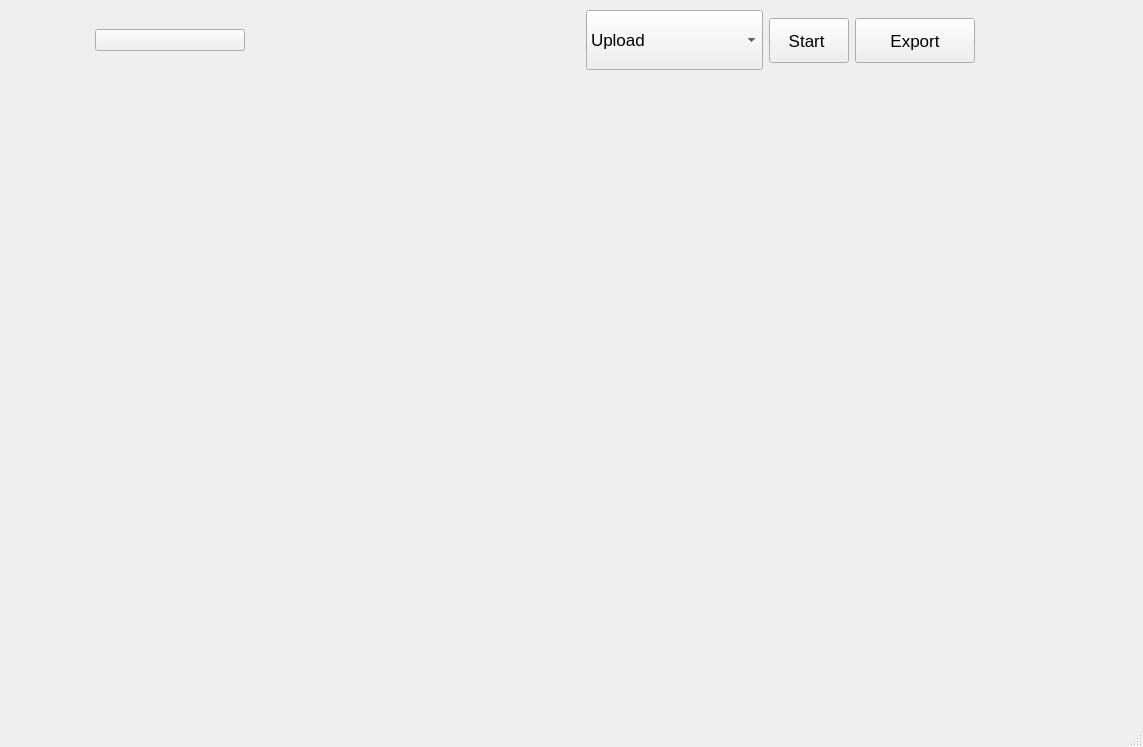
The window that ui/main.ui (gasa338/tldSEO) describes before a commit, drawn with Qt 5.
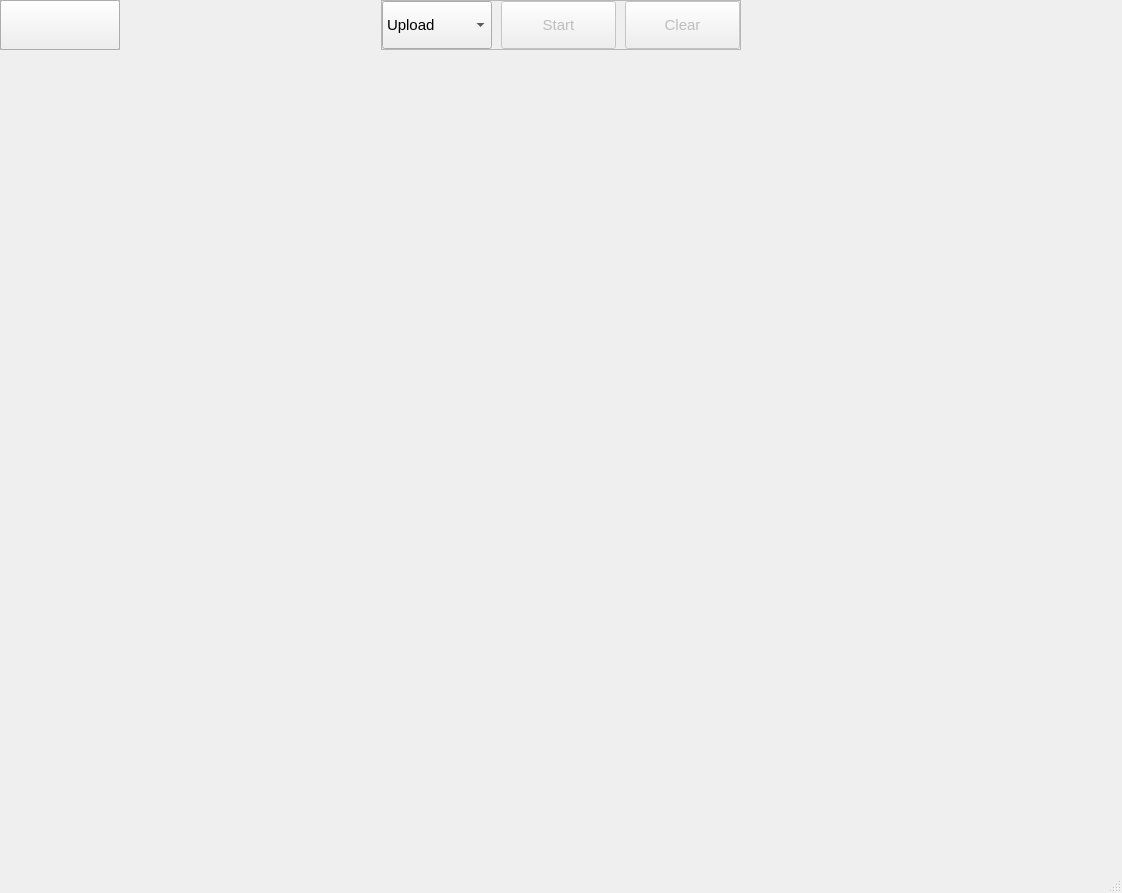
The same window after the commit. Icons and pictures are not drawn.

Diff of the .ui file:
```diff
--- a/ui/main.ui
+++ b/ui/main.ui
@@ -6,122 +6,116 @@
    <rect>
     <x>0</x>
     <y>0</y>
-    <width>1143</width>
-    <height>747</height>
+    <width>1122</width>
+    <height>893</height>
    </rect>
   </property>
   <property name="windowTitle">
    <string>MainWindow</string>
   </property>
   <widget class="QWidget" name="centralwidget">
-   <widget class="QWidget" name="navigationLogo" native="true">
-    <property name="geometry">
-     <rect>
-      <x>10</x>
-      <y>10</y>
-      <width>320</width>
-      <height>60</height>
-     </rect>
+   <layout class="QGridLayout" name="gridLayout">
+    <property name="leftMargin">
+     <number>0</number>
     </property>
-    <property name="minimumSize">
-     <size>
-      <width>0</width>
-      <height>60</height>
-     </size>
+    <property name="topMargin">
+     <number>0</number>
     </property>
-    <property name="maximumSize">
-     <size>
-      <width>320</width>
-      <height>60</height>
-     </size>
+    <property name="rightMargin">
+     <number>0</number>
     </property>
-    <layout class="QGridLayout" name="gridLayout_2">
+    <property name="bottomMargin">
+     <number>0</number>
+    </property>
+    <property name="spacing">
+     <number>0</number>
+    </property>
      <item row="0" column="0">
-      <widget class="QPushButton" name="logo">
+     <widget class="QWidget" name="widget" native="true">
        <property name="maximumSize">
         <size>
-         <width>150</width>
-         <height>16777215</height>
-        </size>
-       </property>
-       <property name="text">
-        <string/>
-       </property>
-       <property name="icon">
-        <iconset resource="icon_qrc.qrc">
-         <normaloff>:/tld/icon/logo.png</normaloff>:/tld/icon/logo.png</iconset>
+        <width>16777215</width>
+        <height>50</height>
+       </size>
+      </property>
+      <property name="inputMethodHints">
+       <set>Qt::ImhNone</set>
+      </property>
+      <layout class="QGridLayout" name="gridLayout_2">
+       <property name="leftMargin">
+        <number>0</number>
        </property>
-       <property name="iconSize">
-        <size>
-         <width>320</width>
-         <height>60</height>
-        </size>
+       <property name="topMargin">
+        <number>0</number>
        </property>
-      </widget>
-     </item>
-    </layout>
-   </widget>
-   <widget class="QWidget" name="widget_2" native="true">
-    <property name="geometry">
-     <rect>
-      <x>9</x>
-      <y>602</y>
-      <width>1027</width>
-      <height>16</height>
-     </rect>
-    </property>
-    <property name="autoFillBackground">
-     <bool>false</bool>
-    </property>
-   </widget>
-   <widget class="QWidget" name="navigationAction" native="true">
-    <property name="enabled">
-     <bool>true</bool>
-    </property>
-    <property name="geometry">
-     <rect>
-      <x>586</x>
-      <y>9</y>
-      <width>389</width>
-      <height>63</height>
-     </rect>
-    </property>
+       <property name="rightMargin">
+        <number>0</number>
+       </property>
+       <property name="bottomMargin">
+        <number>0</number>
+       </property>
+       <property name="spacing">
+        <number>0</number>
+       </property>
+       <item row="0" column="2" alignment="Qt::AlignHCenter|Qt::AlignTop">
+        <widget class="QFrame" name="frame_2">
     <property name="sizePolicy">
-     <sizepolicy hsizetype="Expanding" vsizetype="Expanding">
+          <sizepolicy hsizetype="Maximum" vsizetype="Expanding">
       <horstretch>0</horstretch>
       <verstretch>0</verstretch>
      </sizepolicy>
     </property>
     <property name="minimumSize">
      <size>
-      <width>30</width>
-      <height>60</height>
-     </size>
-    </property>
-    <property name="maximumSize">
-     <size>
-      <width>450</width>
-      <height>16777215</height>
-     </size>
+           <width>360</width>
+           <height>50</height>
+          </size>
+         </property>
+         <property name="frameShape">
+          <enum>QFrame::StyledPanel</enum>
+         </property>
+         <property name="frameShadow">
+          <enum>QFrame::Raised</enum>
     </property>
     <layout class="QHBoxLayout" name="horizontalLayout">
+          <property name="spacing">
+           <number>9</number>
+          </property>
+          <property name="leftMargin">
+           <number>0</number>
+          </property>
+          <property name="topMargin">
+           <number>0</number>
+          </property>
+          <property name="rightMargin">
+           <number>0</number>
+          </property>
+          <property name="bottomMargin">
+           <number>0</number>
+          </property>
      <item>
       <widget class="QComboBox" name="comboBox">
        <property name="sizePolicy">
-        <sizepolicy hsizetype="Maximum" vsizetype="Fixed">
+             <sizepolicy hsizetype="Expanding" vsizetype="Expanding">
          <horstretch>0</horstretch>
          <verstretch>0</verstretch>
         </sizepolicy>
        </property>
+            <property name="minimumSize">
+             <size>
+              <width>90</width>
+              <height>30</height>
+             </size>
+            </property>
        <property name="maximumSize">
         <size>
-         <width>16777215</width>
-         <height>60</height>
+              <width>110</width>
+              <height>50</height>
         </size>
        </property>
        <property name="font">
         <font>
-         <pointsize>13</pointsize>
+              <pointsize>11</pointsize>
         </font>
        </property>
        <property name="iconSize">
@@ -136,121 +130,259 @@
         </property>
         <property name="icon">
          <iconset resource="icon_qrc.qrc">
-          <normaloff>:/tld/icon/upload.svg</normaloff>:/tld/icon/upload.svg</iconset>
+               <normaloff>:/tld/icon/upload-cloud.svg</normaloff>:/tld/icon/upload-cloud.svg</iconset>
         </property>
        </item>
        <item>
         <property name="text">
-         <string>Enter Sitemap URL</string>
-        </property>
-        <property name="icon">
-         <iconset resource="icon_qrc.qrc">
-          <normaloff>:/tld/icon/link-2.svg</normaloff>:/tld/icon/link-2.svg</iconset>
-        </property>
-       </item>
-       <item>
-        <property name="text">
-         <string>Enter Gustom Links</string>
-        </property>
-        <property name="icon">
-         <iconset resource="icon_qrc.qrc">
-          <normaloff>:/tld/icon/external-link.svg</normaloff>:/tld/icon/external-link.svg</iconset>
-        </property>
-       </item>
-       <item>
-        <property name="text">
-         <string>Import From Excel</string>
+              <string>Excel Import</string>
         </property>
         <property name="icon">
          <iconset resource="icon_qrc.qrc">
           <normaloff>:/tld/icon/file-text.svg</normaloff>:/tld/icon/file-text.svg</iconset>
         </property>
        </item>
-      </widget>
-     </item>
      <item>
-      <widget class="QPushButton" name="pushButton">
-       <property name="sizePolicy">
-        <sizepolicy hsizetype="Maximum" vsizetype="Fixed">
-         <horstretch>0</horstretch>
-         <verstretch>0</verstretch>
-        </sizepolicy>
-       </property>
-       <property name="minimumSize">
-        <size>
-         <width>0</width>
-         <height>45</height>
-        </size>
-       </property>
-       <property name="font">
-        <font>
-         <pointsize>13</pointsize>
-        </font>
-       </property>
+             <property name="text">
+              <string>Enter Custom link</string>
+             </property>
+             <property name="icon">
+              <iconset resource="icon_qrc.qrc">
+               <normaloff>:/tld/icon/external-link.svg</normaloff>:/tld/icon/external-link.svg</iconset>
+             </property>
+            </item>
+            <item>
        <property name="text">
-        <string>Start </string>
+              <string>Enter Sitemap URL</string>
        </property>
        <property name="icon">
         <iconset resource="icon_qrc.qrc">
-         <normaloff>:/tld/icon/play.svg</normaloff>:/tld/icon/play.svg</iconset>
-       </property>
-       <property name="iconSize">
-        <size>
-         <width>24</width>
-         <height>24</height>
-        </size>
-       </property>
+               <normaloff>:/tld/icon/link.svg</normaloff>:/tld/icon/link.svg</iconset>
+             </property>
+            </item>
       </widget>
      </item>
      <item>
       <widget class="QPushButton" name="pushButton_2">
+            <property name="enabled">
+             <bool>false</bool>
+            </property>
        <property name="sizePolicy">
-        <sizepolicy hsizetype="Minimum" vsizetype="Maximum">
+             <sizepolicy hsizetype="MinimumExpanding" vsizetype="Minimum">
+              <horstretch>0</horstretch>
+              <verstretch>80</verstretch>
+             </sizepolicy>
+            </property>
+            <property name="minimumSize">
+             <size>
+              <width>60</width>
+              <height>30</height>
+             </size>
+            </property>
+            <property name="font">
+             <font>
+              <pointsize>11</pointsize>
+             </font>
+            </property>
+            <property name="text">
+             <string>Start</string>
+            </property>
+            <property name="icon">
+             <iconset resource="icon_qrc.qrc">
+              <normaloff>:/tld/icon/play.svg</normaloff>:/tld/icon/play.svg</iconset>
+            </property>
+            <property name="iconSize">
+             <size>
+              <width>24</width>
+              <height>24</height>
+             </size>
+            </property>
+           </widget>
+          </item>
+          <item>
+           <widget class="QPushButton" name="pushButton_3">
+            <property name="enabled">
+             <bool>false</bool>
+            </property>
+            <property name="sizePolicy">
+             <sizepolicy hsizetype="MinimumExpanding" vsizetype="Minimum">
+              <horstretch>0</horstretch>
+              <verstretch>80</verstretch>
+             </sizepolicy>
+            </property>
+            <property name="minimumSize">
+             <size>
+              <width>60</width>
+              <height>30</height>
+             </size>
+            </property>
+            <property name="font">
+             <font>
+              <pointsize>11</pointsize>
+             </font>
+            </property>
+            <property name="text">
+             <string>Clear</string>
+            </property>
+            <property name="icon">
+             <iconset resource="icon_qrc.qrc">
+              <normaloff>:/tld/icon/clear-svgrepo-com.svg</normaloff>:/tld/icon/clear-svgrepo-com.svg</iconset>
+            </property>
+            <property name="iconSize">
+             <size>
+              <width>24</width>
+              <height>24</height>
+             </size>
+            </property>
+           </widget>
+          </item>
+         </layout>
+        </widget>
+       </item>
+       <item row="0" column="3" alignment="Qt::AlignRight|Qt::AlignVCenter">
+        <widget class="QWidget" name="widget_3" native="true">
+         <layout class="QHBoxLayout" name="horizontalLayout_2">
+          <property name="spacing">
+           <number>0</number>
+          </property>
+          <property name="leftMargin">
+           <number>0</number>
+          </property>
+          <property name="topMargin">
+           <number>0</number>
+          </property>
+          <property name="rightMargin">
+           <number>0</number>
+          </property>
+          <property name="bottomMargin">
+           <number>0</number>
+          </property>
+          <item>
+           <widget class="QPushButton" name="pushButton_5">
+            <property name="enabled">
+             <bool>false</bool>
+            </property>
+            <property name="text">
+             <string/>
+            </property>
+            <property name="icon">
+             <iconset resource="icon_qrc.qrc">
+              <normaloff>:/tld/icon/update-app.svg</normaloff>:/tld/icon/update-app.svg</iconset>
+            </property>
+            <property name="iconSize">
+             <size>
+              <width>24</width>
+              <height>24</height>
+             </size>
+            </property>
+            <property name="autoDefault">
+             <bool>false</bool>
+            </property>
+            <property name="default">
+             <bool>false</bool>
+            </property>
+            <property name="flat">
+             <bool>true</bool>
+            </property>
+           </widget>
+          </item>
+          <item>
+           <widget class="QPushButton" name="pushButton_4">
+            <property name="enabled">
+             <bool>true</bool>
+            </property>
+            <property name="autoFillBackground">
+             <bool>false</bool>
+            </property>
+            <property name="text">
+             <string/>
+            </property>
+            <property name="icon">
+             <iconset resource="icon_qrc.qrc">
+              <normaloff>:/tld/icon/info-circle.svg</normaloff>:/tld/icon/info-circle.svg</iconset>
+            </property>
+            <property name="iconSize">
+             <size>
+              <width>24</width>
+              <height>24</height>
+             </size>
+            </property>
+            <property name="default">
+             <bool>false</bool>
+            </property>
+            <property name="flat">
+             <bool>true</bool>
+            </property>
+           </widget>
+          </item>
+         </layout>
+        </widget>
+       </item>
+       <item row="0" column="1" alignment="Qt::AlignLeft|Qt::AlignTop">
+        <widget class="QFrame" name="frame">
+         <property name="minimumSize">
+          <size>
+           <width>120</width>
+           <height>50</height>
+          </size>
+         </property>
+         <property name="frameShape">
+          <enum>QFrame::StyledPanel</enum>
+         </property>
+         <property name="frameShadow">
+          <enum>QFrame::Raised</enum>
+         </property>
+         <widget class="QPushButton" name="pushButton">
+          <property name="geometry">
+           <rect>
+            <x>0</x>
+            <y>0</y>
+            <width>120</width>
+            <height>50</height>
+           </rect>
+          </property>
+          <property name="sizePolicy">
+           <sizepolicy hsizetype="Expanding" vsizetype="Expanding">
          <horstretch>0</horstretch>
          <verstretch>0</verstretch>
         </sizepolicy>
        </property>
-       <property name="minimumSize">
-        <size>
-         <width>0</width>
-         <height>45</height>
-        </size>
-       </property>
        <property name="maximumSize">
         <size>
-         <width>120</width>
-         <height>16777215</height>
-        </size>
-       </property>
-       <property name="font">
-        <font>
-         <pointsize>13</pointsize>
-        </font>
-       </property>
+            <width>16777215</width>
+            <height>120</height>
+           </size>
+          </property>
        <property name="text">
-        <string>Export</string>
+           <string/>
        </property>
        <property name="icon">
         <iconset resource="icon_qrc.qrc">
-         <normaloff>:/tld/icon/download-cloud.svg</normaloff>:/tld/icon/download-cloud.svg</iconset>
+            <normaloff>:/tld/icon/logo.png</normaloff>:/tld/icon/logo.png</iconset>
        </property>
        <property name="iconSize">
         <size>
-         <width>24</width>
-         <height>24</height>
+            <width>120</width>
+            <height>48</height>
         </size>
        </property>
       </widget>
+        </widget>
      </item>
     </layout>
    </widget>
+    </item>
+    <item row="1" column="0">
+     <widget class="QWidget" name="widget_2" native="true"/>
+    </item>
+   </layout>
   </widget>
   <widget class="QMenuBar" name="menubar">
    <property name="geometry">
     <rect>
      <x>0</x>
      <y>0</y>
-     <width>1143</width>
+     <width>1122</width>
      <height>21</height>
     </rect>
    </property>
```
Left out of the diff: 3 changed lines with no effect on the pictures. Lines whose indentation alone changed are shown as unchanged.
